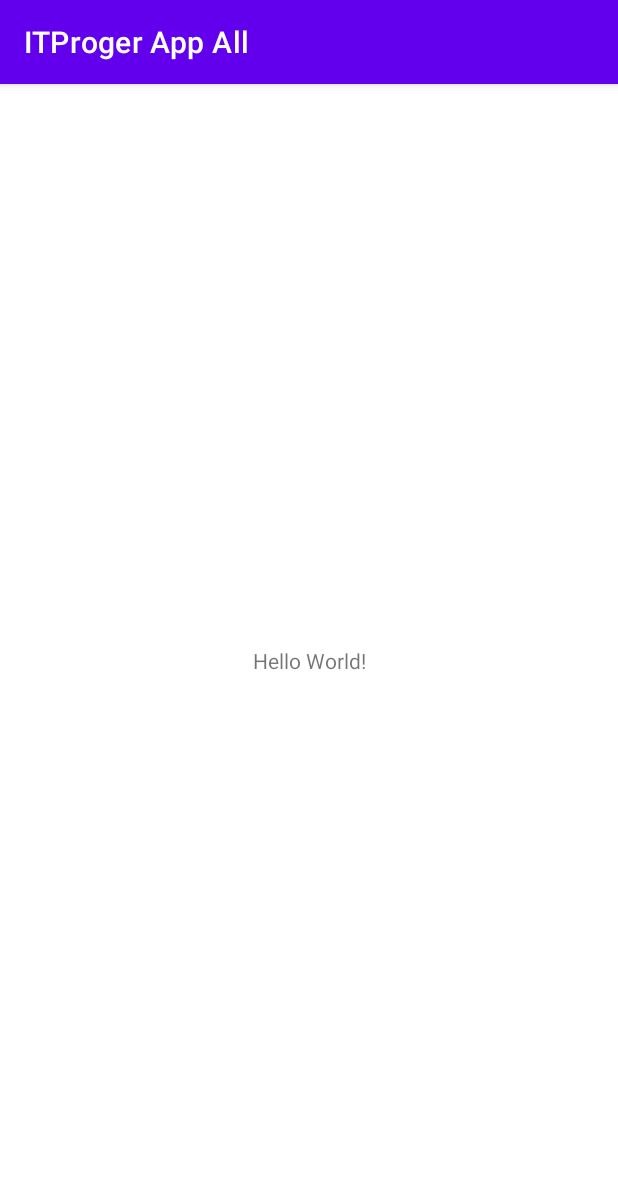
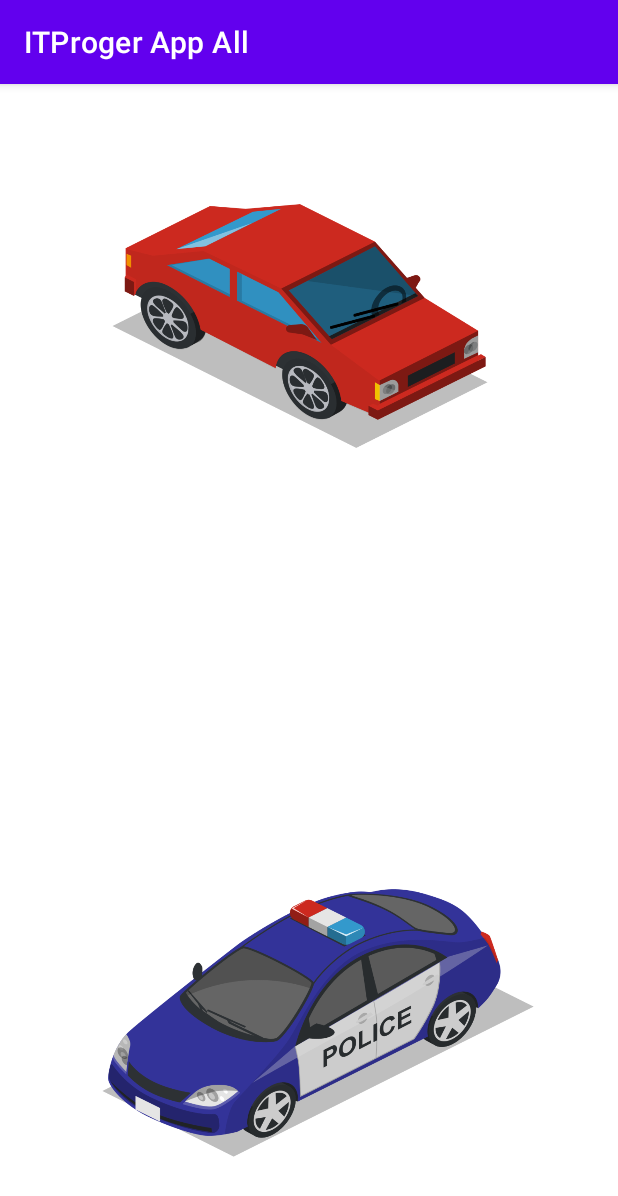
Before and after one commit to eugeitech/ITProgerAppAll, an Android app: the screen it shows after launch (MainActivity), on a phone screen of 412 x 824 dp. Shown: the top 1196 px of the screen. Run offline under Robolectric (Android 15) with nearby library versions, the phone set to English and light mode, and no system bars.

Commit message:
#7  Работа со звуком (MediaPlayer)

```diff
--- a/app/src/main/java/com/example/itprogerappall/MainActivity.java
+++ b/app/src/main/java/com/example/itprogerappall/MainActivity.java
@@ -2,13 +2,58 @@ package com.example.itprogerappall;
 
 import androidx.appcompat.app.AppCompatActivity;
 
+import android.media.MediaPlayer;
 import android.os.Bundle;
+import android.view.View;
+import android.widget.ImageButton;
 
 public class MainActivity extends AppCompatActivity {
+
+    private ImageButton carImage, policeImage;
+    private MediaPlayer carSound, policeSound;
 
     @Override
     protected void onCreate(Bundle savedInstanceState) {
         super.onCreate(savedInstanceState);
         setContentView(R.layout.activity_main);
+
+        carImage = findViewById(R.id.car_image);
+        policeImage = findViewById(R.id.police_image);
+
+        carSound = MediaPlayer.create(this, R.raw.car_sound);
+        policeSound = MediaPlayer.create(this, R.raw.police_sound);
+
+        carImage.setOnClickListener(new View.OnClickListener() {
+            @Override
+            public void onClick(View v) {
+                soundPlayButton(carSound, policeSound);
+            }
+        });
+
+        policeImage.setOnClickListener(new View.OnClickListener() {
+            @Override
+            public void onClick(View v) {
+                soundPlayButton(policeSound, carSound);
+            }
+        });
+    }
+
+    private void soundPlayButton(MediaPlayer sound1, MediaPlayer sound2) {
+        if(sound1.isPlaying()) {
+            sound1.pause();
+            sound1.seekTo(0);
+            sound1.setLooping(false);
+//            sound1.pause();
+        }
+
+        if(sound2.isPlaying()) {
+            sound2.pause();
+            sound2.seekTo(0);
+            sound2.setLooping(false);
+        }
+
+        sound1.start();
+        sound1.setLooping(true);
+//        sound1.seekTo(1000);
     }
 }
--- a/app/src/main/res/layout/activity_main.xml
+++ b/app/src/main/res/layout/activity_main.xml
@@ -6,13 +6,33 @@
     android:layout_height="match_parent"
     tools:context=".MainActivity">
 
-    <TextView
-        android:layout_width="wrap_content"
-        android:layout_height="wrap_content"
-        android:text="Hello World!"
+    <ImageButton
+        android:id="@+id/car_image"
+        android:layout_width="0dp"
+        android:layout_height="300dp"
+        android:layout_marginStart="50dp"
+        android:layout_marginTop="30dp"
+        android:layout_marginEnd="50dp"
+        android:background="@android:color/transparent"
+        android:contentDescription="@string/app_name"
+        android:scaleType="fitStart"
+        app:layout_constraintEnd_toEndOf="parent"
+        app:layout_constraintStart_toStartOf="parent"
+        app:layout_constraintTop_toTopOf="parent"
+        app:srcCompat="@drawable/red_car" />
+
+    <ImageButton
+        android:id="@+id/police_image"
+        android:layout_width="0dp"
+        android:layout_height="300dp"
+        android:layout_marginStart="50dp"
+        android:layout_marginEnd="50dp"
+        android:background="@android:color/transparent"
+        android:contentDescription="@string/app_name"
+        android:scaleType="fitEnd"
         app:layout_constraintBottom_toBottomOf="parent"
         app:layout_constraintEnd_toEndOf="parent"
+        app:layout_constraintHorizontal_bias="0.0"
         app:layout_constraintStart_toStartOf="parent"
-        app:layout_constraintTop_toTopOf="parent" />
-
+        app:srcCompat="@drawable/police_car" />
 </androidx.constraintlayout.widget.ConstraintLayout>
```
Also changed, not shown: app/src/main/res/drawable-v24/police_car.png (added), app/src/main/res/drawable-v24/red_car.png (added), 2 other files.
